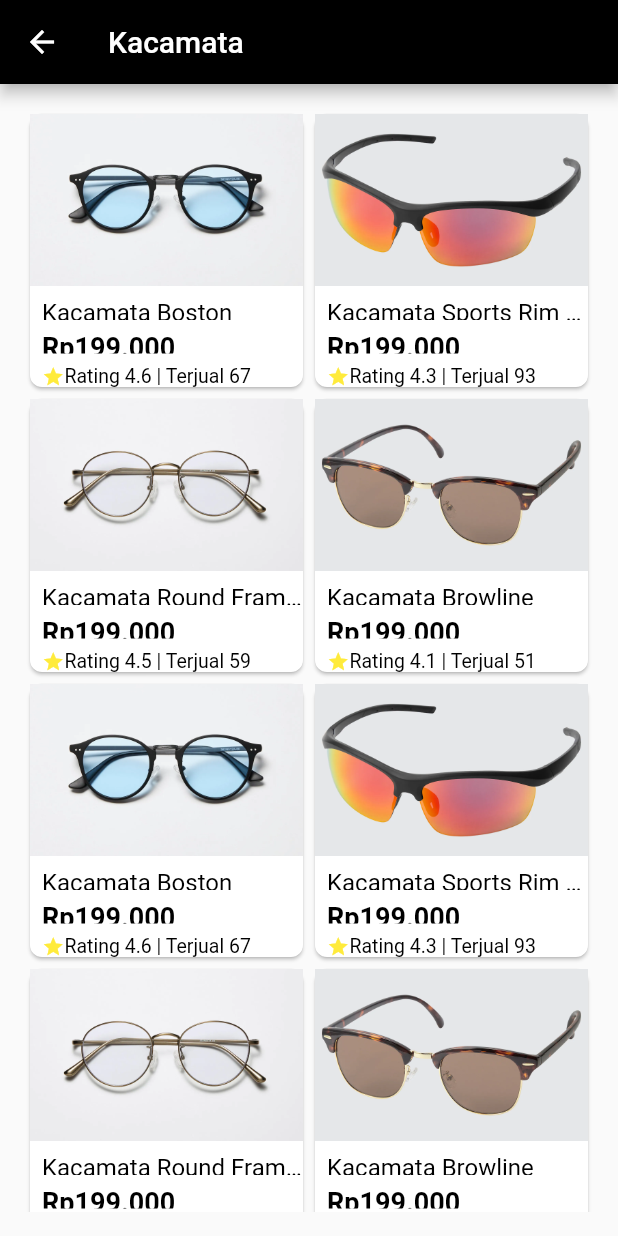
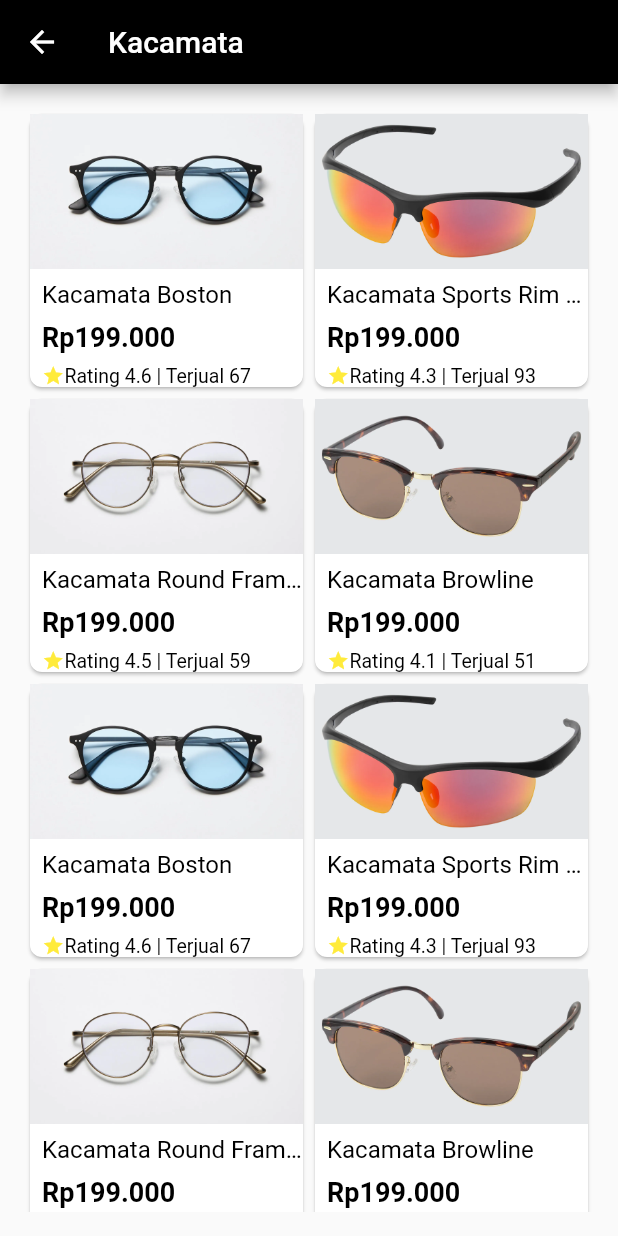
Before and after one commit to falikiali/first-project-dart, a Flutter app: the ListKacamataScreenMobile screen opened directly, on a phone screen of 412 x 824 dp. Run offline on Flutter 3.47's test engine with Material 2 defaults, Android fonts, the phone set to English and light mode, and no system bars; our stand-ins replace carousel_slider, fluttertoast, lottie.

Commit message:
edit screen list kacamata

```diff
--- a/lib/screen/home/list_kacamata_screen_mobile.dart
+++ b/lib/screen/home/list_kacamata_screen_mobile.dart
@@ -47,9 +47,7 @@ class _ListKacamataScreenMobileState extends State<ListKacamataScreenMobile> {
                         ),
                       ),
                       const SizedBox(height: 8.0,),
-                      Expanded(
-                        flex: 1,
-                        child: Padding(
+                      Padding(
                         padding: const EdgeInsets.only(left: 8.0),
                         child: Text(
                           item.name,
@@ -61,11 +59,8 @@ class _ListKacamataScreenMobileState extends State<ListKacamataScreenMobile> {
                           overflow: TextOverflow.ellipsis,
                         ),
                       ),
-                      ),
                       const SizedBox(height: 8.0,),
-                      Expanded(
-                        flex: 1,
-                        child: Padding(
+                      Padding(
                         padding: const EdgeInsets.only(left: 8.0),
                         child: Text(
                           item.price,
@@ -76,11 +71,8 @@ class _ListKacamataScreenMobileState extends State<ListKacamataScreenMobile> {
                           ),
                         ),
                       ),
-                      ),
                       const SizedBox(height: 8.0,),
-                      Expanded(
-                        flex: 1,
-                        child: Padding(
+                      Padding(
                         padding: const EdgeInsets.only(left: 8.0),
                         child: Row(
                           children: [
@@ -98,7 +90,6 @@ class _ListKacamataScreenMobileState extends State<ListKacamataScreenMobile> {
                             ),
                           ],
                         ),
-                        ),
                       )
                     ],
                   ),
```
Lines whose indentation alone changed are shown as unchanged.
